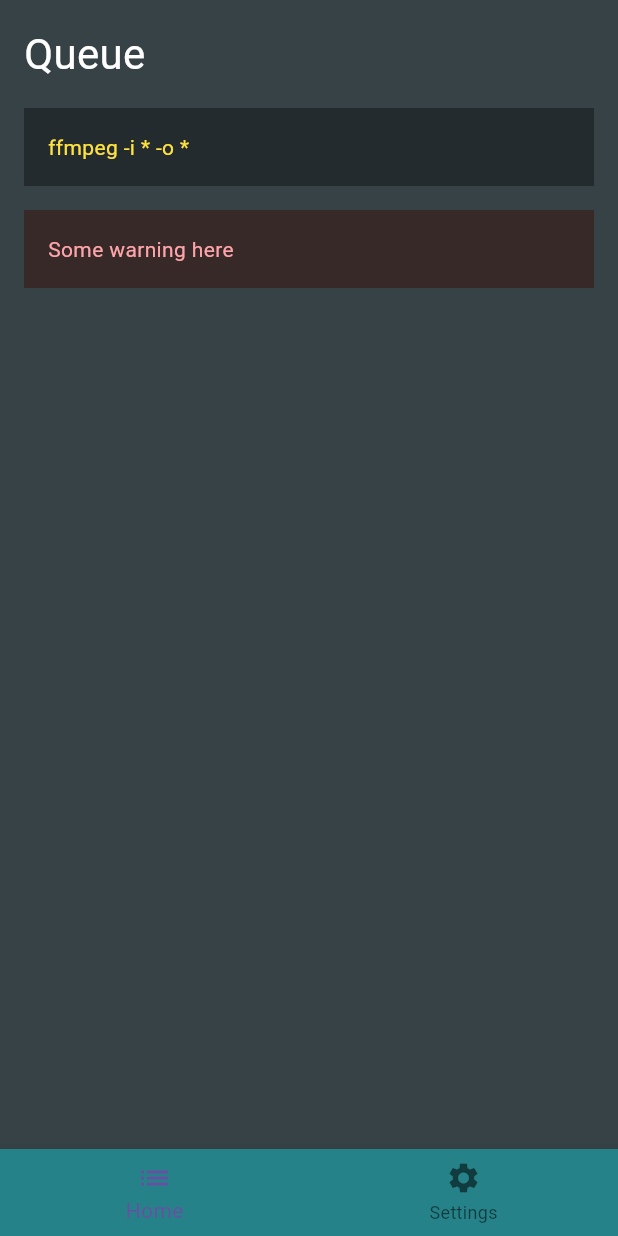
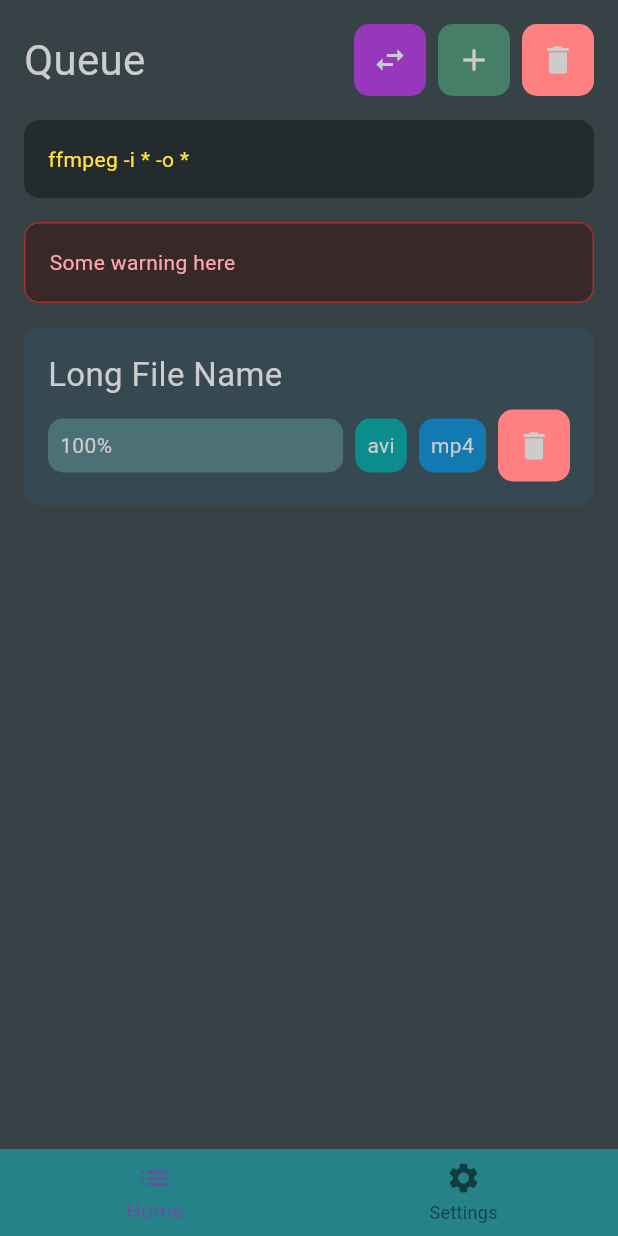
Before and after one commit to rama-o/morfosis, a Flutter app: the screen it shows after launch, on a phone screen of 412 x 824 dp. Run offline on Flutter 3.47's test engine with Material 3 defaults, Android fonts, the phone set to English and light mode, and no system bars; project files that could hold a hidden picture were left out.

Commit message:
queue layout / part 2

```diff
--- a/lib/main.dart
+++ b/lib/main.dart
@@ -13,8 +13,10 @@
 
 class _MorfosisAppState extends State<MorfosisApp> {
   static const Color bgColor = Color(0xff364245);
+  static const Color bgColor2 = Color(0xff364852);
   static const Color actionColor = Color(0xff467f68);
   static const Color dangerColor = Color(0xffff8080);
+  static const Color foregroundColor = Color(0xffcccccc);
 
   final PageController _pageController = PageController();
   int _currentIndex = 0;
@@ -24,9 +26,10 @@
     _pageController.jumpToPage(index); // animateToPage for smooth animation
   }
 
-  void addFiles() { }
-  void convertFiles() { }
-  void clearQueue() { }
+  void addFiles() {}
+  void convertFiles() {}
+  void clearQueue() {}
+  void deleteItem() {}
 
   @override
   Widget build(BuildContext context) {
@@ -47,31 +50,66 @@
                 children: [
                   Container(
                     margin: const EdgeInsets.only(bottom: 16),
-                    width: double.infinity,
-                    child:
-                      Text(
-                      'Queue',
-                      style: TextStyle(color: Colors.white, fontSize: 28),
+                    child: Row(
+                      spacing: 8,
+                      children: [
+                        Expanded(
+                          child: Text(
+                            'Queue',
+                            style: TextStyle(
+                              color: foregroundColor,
+                              fontSize: 28,
+                            ),
+                          ),
+                        ),
+                        Container(
+                          decoration: BoxDecoration(
+                            color: Color.fromARGB(255, 150, 56, 187),
+                            borderRadius: BorderRadius.circular(10),
+                          ),
+                          child: IconButton(
+                            icon: const Icon(Icons.swap_horiz),
+                            tooltip: 'Convert Files',
+                            color: foregroundColor,
+                            onPressed: addFiles,
+                          ),
+                        ),
+                        Container(
+                          decoration: BoxDecoration(
+                            color: actionColor,
+                            borderRadius: BorderRadius.circular(10),
+                          ),
+                          child: IconButton(
+                            icon: const Icon(Icons.add),
+                            tooltip: 'Add Files',
+                            color: foregroundColor,
+                            onPressed: addFiles,
+                          ),
+                        ),
+                        Container(
+                          decoration: BoxDecoration(
+                            color: dangerColor,
+                            borderRadius: BorderRadius.circular(10),
+                          ),
+                          child: IconButton(
+                            icon: const Icon(Icons.delete),
+                            tooltip: 'Clear Queue',
+                            color: foregroundColor,
+                            onPressed: clearQueue,
+                          ),
+                        ),
+                      ],
                     ),
-                    // IconButton(
-                    //   icon: const Icon(Icons.add),
-                    //   tooltip: 'Add Files',
-                    //   color: actionColor,
-                    //   onPressed: addFiles(),
-                    // ),
-                    // IconButton(
-                    //   icon: const Icon(Icons.delete),
-                    //   tooltip: 'Clear Queue',
-                    //   color: dangerColor,
-                    //   onPressed: clearQueue(),
-                    // ),
                   ),
 
                   Container(
-                    color: Color(0xff242b2f),
                     padding: const EdgeInsets.all(16),
                     width: double.infinity,
                     margin: const EdgeInsets.only(bottom: 16),
+                    decoration: BoxDecoration(
+                      color: Color(0xff242b2f),
+                      borderRadius: BorderRadius.circular(10),
+                    ),
                     child: Text(
                       'ffmpeg -i * -o *',
                       style: TextStyle(color: Color(0xffffe23e)),
@@ -79,13 +117,99 @@
                   ),
 
                   Container(
-                    color: Color(0xff382929),
                     padding: const EdgeInsets.all(16),
                     width: double.infinity,
                     margin: const EdgeInsets.only(bottom: 16),
+                    decoration: BoxDecoration(
+                      color: Color(0xff382929),
+                      border: Border.all(color: Color(0xffa13030)),
+                      borderRadius: BorderRadius.circular(10),
+                    ),
                     child: Text(
                       'Some warning here',
                       style: TextStyle(color: Color(0xffffa5aa)),
+                    ),
+                  ),
+
+                  Container(
+                    padding: const EdgeInsets.all(16),
+                    decoration: BoxDecoration(
+                      color: bgColor2,
+                      borderRadius: BorderRadius.circular(10),
+                    ),
+                    child: Column(
+                      spacing: 8,
+                      crossAxisAlignment: CrossAxisAlignment.start,
+                      children: [
+                        Text(
+                          'Long File Name',
+                          style: TextStyle(
+                            color: foregroundColor,
+                            fontSize: 22,
+                          ),
+                        ),
+                        Row(
+                          spacing: 8,
+                          children: [
+                            Expanded(
+                              child: Container(
+                                padding: const EdgeInsets.all(8),
+                                decoration: BoxDecoration(
+                                  color: Color(0xff4b7076),
+                                  borderRadius: BorderRadius.circular(10),
+                                ),
+                                child: Text(
+                                  '100%',
+                                  style: TextStyle(
+                                    color: foregroundColor,
+                                    // fontSize: 22,
+                                  ),
+                                ),
+                              ),
+                            ),
+                            Container(
+                              padding: const EdgeInsets.all(8),
+                              decoration: BoxDecoration(
+                                color: Color.fromARGB(255, 12, 141, 141),
+                                borderRadius: BorderRadius.circular(10),
+                              ),
+                              child: Text(
+                                'avi',
+                                style: TextStyle(
+                                  color: foregroundColor,
+                                  // fontSize: 22,
+                                ),
+                              ),
+                            ),
+                            Container(
+                              padding: const EdgeInsets.all(8),
+                              decoration: BoxDecoration(
+                                color: Color(0xff1279b1),
+                                borderRadius: BorderRadius.circular(10),
+                              ),
+                              child: Text(
+                                'mp4',
+                                style: TextStyle(
+                                  color: foregroundColor,
+                                  // fontSize: 22,
+                                ),
+                              ),
+                            ),
+                            Container(
+                              decoration: BoxDecoration(
+                                color: dangerColor,
+                                borderRadius: BorderRadius.circular(10),
+                              ),
+                              child: IconButton(
+                                icon: const Icon(Icons.delete),
+                                tooltip: 'Delete Item',
+                                color: foregroundColor,
+                                onPressed: deleteItem,
+                              ),
+                            ),
+                          ],
+                        ),
+                      ],
                     ),
                   ),
                 ],
```
